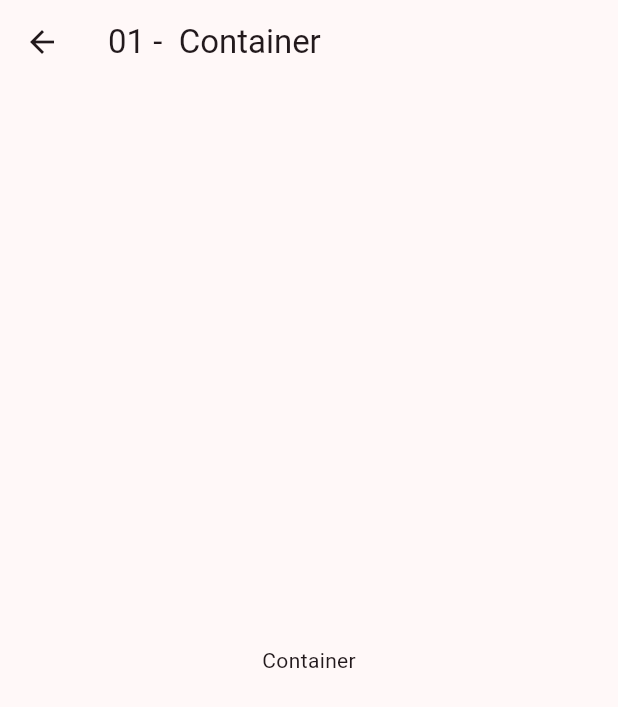
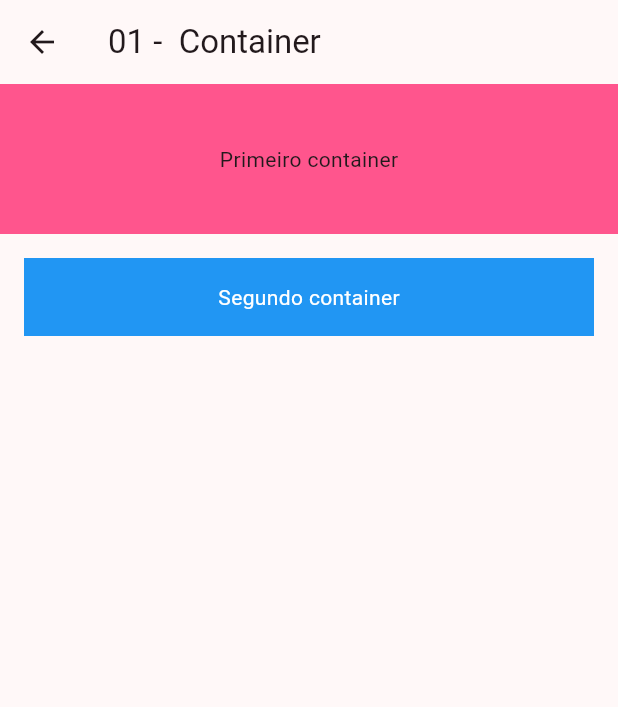
Before and after one commit to tasinassoemanuelli-ctrl/programacao-mobile-2026, a Flutter app: the Aula01 screen opened by its route, on a phone screen of 412 x 824 dp. Shown: the top 707 px of the screen. Run offline on Flutter 3.47's test engine with Material 3 defaults, Android fonts, the phone set to English and light mode, and no system bars.

Commit message:
Criando os primeiros containers

```diff
--- a/lib/paginas/aula01.dart
+++ b/lib/paginas/aula01.dart
@@ -9,9 +9,33 @@ class Aula01 extends StatelessWidget {
       appBar: AppBar(
         title: Text("01 -  Container"),
       ),
+      // O center centraliza o conteúdo
       body: Center(
-        child: Container(
-          child: Text("Container"),
+        // Column coloca vários elementos como filhos
+        // Organiza os elementos na vertical
+        child: Column(
+          children: [
+            // Container com largura e altura
+            Container(
+              width: double.infinity, // Retorna o valor total disponível
+              height: 100,
+              color: const Color.fromARGB(255, 255, 85, 141),
+              child: Center(child: Text("Primeiro container")),
+            ),
+            //Container com padding e margin
+            Container(
+              padding: EdgeInsets.all(16),
+              margin: EdgeInsets.all(16),
+              color: Colors.blue,
+              child: const Center(
+                child: Text(
+                  "Segundo container",
+                  style: TextStyle(color: Colors.white),
+                ),
+              ),
+            )
+          ],
+
         ),
       ),
     );
```
